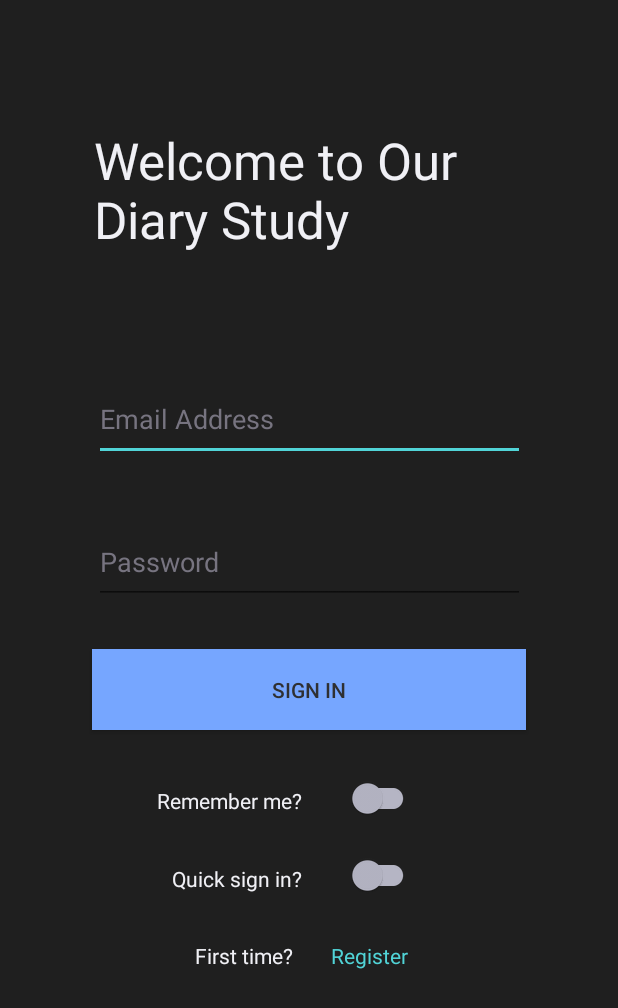
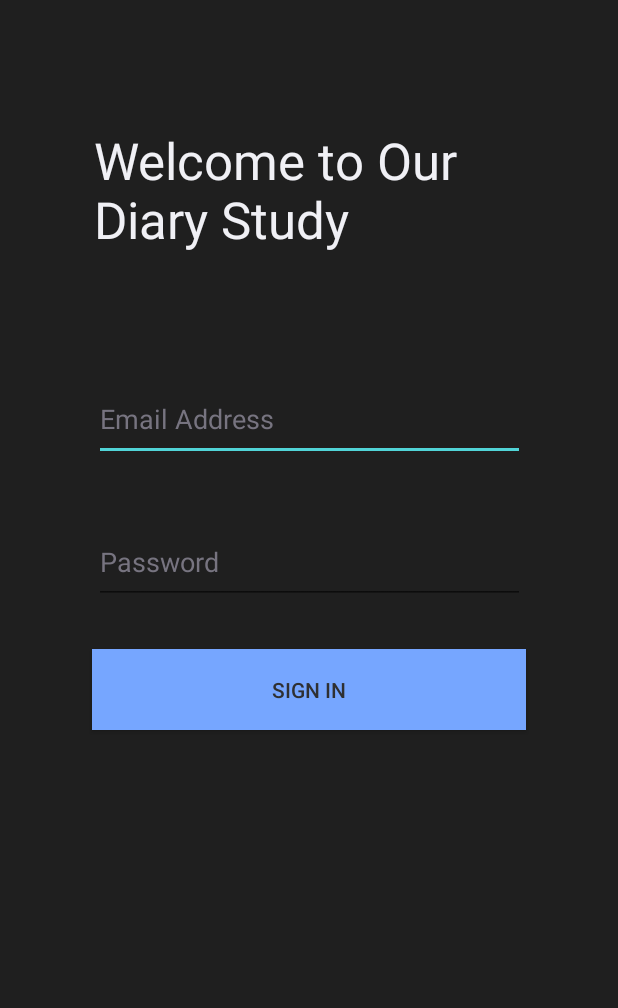
Before and after one commit to yashgharat/EMA_App, an Android app: the layout activity_authentication.xml on its own in the app's theme, with its tools: preview values and no code run, on a phone screen of 412 x 824 dp. Shown: the top 1008 px of the screen. Run offline under Robolectric (Android 15) with nearby library versions, the phone set to English and light mode, and no system bars.

```diff
--- a/app/src/main/java/com/example/ema_diary/SplashScreen.java
+++ b/app/src/main/java/com/example/ema_diary/SplashScreen.java
@@ -33,11 +33,10 @@ public class SplashScreen extends AppCompatActivity {
 
         SP = getSharedPreferences("com.example.ema_diary", Context.MODE_PRIVATE);
         localPin = SP.getInt("Pin", -1);
-        remember = SP.getBoolean("remember", false);
 
         cognitoSettings = new CognitoSettings(this);
 
-        if(remember == true){
+        if(localPin == -1){
             cognitoSettings.getUserPool().getCurrentUser().getSession(new AuthenticationHandler() {
                 @Override
                 public void onSuccess(CognitoUserSession userSession, CognitoDevice newDevice) {
--- a/app/src/main/res/layout/activity_authentication.xml
+++ b/app/src/main/res/layout/activity_authentication.xml
@@ -61,82 +61,82 @@
         app:layout_constraintRight_toRightOf="parent"
         app:layout_constraintTop_toBottomOf="@+id/password" />
 
-    <TextView
-        android:id="@+id/regLink"
-        android:layout_width="wrap_content"
-        android:layout_height="wrap_content"
-        android:layout_marginRight="140dp"
-        android:text="@string/register"
-        android:layout_marginTop="627dp"
-        app:layout_constraintTop_toTopOf="parent"
-        android:textColor="@color/secondary"
-        app:layout_constraintEnd_toEndOf="parent"
-        tools:layout_editor_absoluteY="568dp" />
+<!--    <TextView-->
+<!--        android:id="@+id/regLink"-->
+<!--        android:layout_width="wrap_content"-->
+<!--        android:layout_height="wrap_content"-->
+<!--        android:layout_marginRight="140dp"-->
+<!--        android:text="@string/register"-->
+<!--        android:layout_marginTop="627dp"-->
+<!--        app:layout_constraintTop_toTopOf="parent"-->
+<!--        android:textColor="@color/secondary"-->
+<!--        app:layout_constraintEnd_toEndOf="parent"-->
+<!--        tools:layout_editor_absoluteY="568dp" />-->
 
-    <TextView
-        android:id="@+id/textView2"
-        android:layout_width="wrap_content"
-        android:layout_height="wrap_content"
-        android:layout_marginTop="627dp"
-        android:layout_marginEnd="16dp"
-        android:text="@string/first_time"
-        android:textColor="@color/darkProminent"
-        app:layout_constraintEnd_toStartOf="@+id/regLink"
-        app:layout_constraintHorizontal_bias="0.931"
-        app:layout_constraintStart_toStartOf="parent"
-        app:layout_constraintTop_toTopOf="parent" />
+<!--    <TextView-->
+<!--        android:id="@+id/textView2"-->
+<!--        android:layout_width="wrap_content"-->
+<!--        android:layout_height="wrap_content"-->
+<!--        android:layout_marginTop="627dp"-->
+<!--        android:layout_marginEnd="16dp"-->
+<!--        android:text="@string/first_time"-->
+<!--        android:textColor="@color/darkProminent"-->
+<!--        app:layout_constraintEnd_toStartOf="@+id/regLink"-->
+<!--        app:layout_constraintHorizontal_bias="0.931"-->
+<!--        app:layout_constraintStart_toStartOf="parent"-->
+<!--        app:layout_constraintTop_toTopOf="parent" />-->
 
-    <TextView
-        android:id="@+id/remember"
-        android:layout_width="wrap_content"
-        android:layout_height="wrap_content"
-        android:layout_marginTop="524dp"
-        android:layout_marginEnd="16dp"
-        android:text="@string/remember"
-        android:textColor="@color/darkProminent"
-        app:layout_constraintEnd_toStartOf="@+id/always_login"
-        app:layout_constraintHorizontal_bias="0.882"
-        app:layout_constraintStart_toStartOf="parent"
-        app:layout_constraintTop_toTopOf="parent" />
+<!--    <TextView-->
+<!--        android:id="@+id/remember"-->
+<!--        android:layout_width="wrap_content"-->
+<!--        android:layout_height="wrap_content"-->
+<!--        android:layout_marginTop="524dp"-->
+<!--        android:layout_marginEnd="16dp"-->
+<!--        android:text="@string/remember"-->
+<!--        android:textColor="@color/darkProminent"-->
+<!--        app:layout_constraintEnd_toStartOf="@+id/always_login"-->
+<!--        app:layout_constraintHorizontal_bias="0.882"-->
+<!--        app:layout_constraintStart_toStartOf="parent"-->
+<!--        app:layout_constraintTop_toTopOf="parent" />-->
 
-    <TextView
-        android:id="@+id/pin_chk"
-        android:layout_width="wrap_content"
-        android:layout_height="wrap_content"
-        android:layout_marginTop="576dp"
-        android:layout_marginEnd="16dp"
-        android:text="@string/quick_sign_in"
-        android:textColor="@color/darkProminent"
-        app:layout_constraintEnd_toStartOf="@+id/quick_signIn"
-        app:layout_constraintHorizontal_bias="0.893"
-        app:layout_constraintStart_toStartOf="parent"
-        app:layout_constraintTop_toTopOf="parent" />
+<!--    <TextView-->
+<!--        android:id="@+id/pin_chk"-->
+<!--        android:layout_width="wrap_content"-->
+<!--        android:layout_height="wrap_content"-->
+<!--        android:layout_marginTop="576dp"-->
+<!--        android:layout_marginEnd="16dp"-->
+<!--        android:text="@string/quick_sign_in"-->
+<!--        android:textColor="@color/darkProminent"-->
+<!--        app:layout_constraintEnd_toStartOf="@+id/quick_signIn"-->
+<!--        app:layout_constraintHorizontal_bias="0.893"-->
+<!--        app:layout_constraintStart_toStartOf="parent"-->
+<!--        app:layout_constraintTop_toTopOf="parent" />-->
 
-    <androidx.appcompat.widget.SwitchCompat
-        android:id="@+id/always_login"
-        style="@style/SwitchCompatStyle"
-        android:layout_width="48dp"
-        android:layout_height="23dp"
-        android:layout_marginTop="32dp"
-        android:backgroundTint="@color/secondary"
-        android:textColor="@color/darkProminent"
-        app:layout_constraintEnd_toEndOf="parent"
-        app:layout_constraintHorizontal_bias="0.635"
-        app:layout_constraintStart_toStartOf="parent"
-        app:layout_constraintTop_toBottomOf="@+id/btnSignIn" />
+<!--    <androidx.appcompat.widget.SwitchCompat-->
+<!--        android:id="@+id/always_login"-->
+<!--        style="@style/SwitchCompatStyle"-->
+<!--        android:layout_width="48dp"-->
+<!--        android:layout_height="23dp"-->
+<!--        android:layout_marginTop="32dp"-->
+<!--        android:backgroundTint="@color/secondary"-->
+<!--        android:textColor="@color/darkProminent"-->
+<!--        app:layout_constraintEnd_toEndOf="parent"-->
+<!--        app:layout_constraintHorizontal_bias="0.635"-->
+<!--        app:layout_constraintStart_toStartOf="parent"-->
+<!--        app:layout_constraintTop_toBottomOf="@+id/btnSignIn" />-->
 
-    <androidx.appcompat.widget.SwitchCompat
-        android:id="@+id/quick_signIn"
-        style="@style/SwitchCompatStyle"
-        android:layout_width="48dp"
-        android:layout_height="23dp"
-        android:layout_marginTop="24dp"
-        android:backgroundTint="@color/secondary"
-        android:textColor="@color/darkProminent"
-        app:layout_constraintEnd_toEndOf="parent"
-        app:layout_constraintHorizontal_bias="0.635"
-        app:layout_constraintStart_toStartOf="parent"
-        app:layout_constraintTop_toBottomOf="@+id/always_login" />
+<!--    <androidx.appcompat.widget.SwitchCompat-->
+<!--        android:id="@+id/quick_signIn"-->
+<!--        style="@style/SwitchCompatStyle"-->
+<!--        android:layout_width="48dp"-->
+<!--        android:layout_height="23dp"-->
+<!--        android:layout_marginTop="24dp"-->
+<!--        android:backgroundTint="@color/secondary"-->
+<!--        android:textColor="@color/darkProminent"-->
+<!--        app:layout_constraintEnd_toEndOf="parent"-->
+<!--        app:layout_constraintHorizontal_bias="0.635"-->
+<!--        app:layout_constraintStart_toStartOf="parent"-->
+<!--        app:layout_constraintTop_toBottomOf="@+id/always_login" />-->
 
 
 </androidx.constraintlayout.widget.ConstraintLayout>
```
Also changed, not shown: app/src/main/java/com/example/ema_diary/AuthenticationActivity.java (+25 -73 lines), app/src/main/java/com/example/ema_diary/PinActivity.java (+47 -2 lines).
